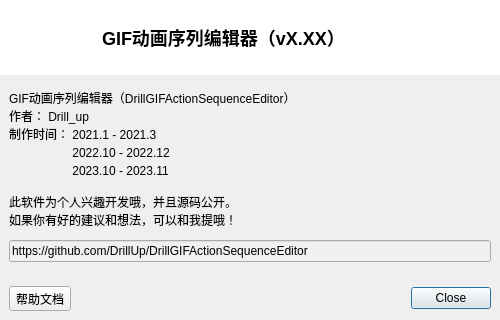
DrillUp/DrillGIFActionSequenceEditor, file DrillGIFActionSequenceEditor/Source/MainModule/about/w_SoftwareAbout.ui: the form before one commit.
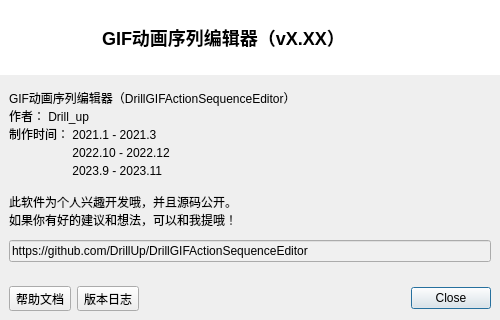
The form after the commit. Icons and pictures are not drawn.

```diff
--- a/DrillGIFActionSequenceEditor/Source/MainModule/about/w_SoftwareAbout.ui
+++ b/DrillGIFActionSequenceEditor/Source/MainModule/about/w_SoftwareAbout.ui
@@ -112,7 +112,7 @@
        <number>0</number>
       </property>
       <item row="2" column="1">
-       <layout class="QHBoxLayout" name="horizontalLayout" stretch="0,0,0">
+       <layout class="QHBoxLayout" name="horizontalLayout" stretch="0,0,0,0">
         <property name="leftMargin">
          <number>9</number>
         </property>
@@ -145,6 +145,26 @@
           </property>
          </widget>
         </item>
+        <item>
+         <widget class="QToolButton" name="toolButton_2">
+          <property name="sizePolicy">
+           <sizepolicy hsizetype="Preferred" vsizetype="Preferred">
+            <horstretch>0</horstretch>
+            <verstretch>0</verstretch>
+           </sizepolicy>
+          </property>
+          <property name="text">
+           <string>版本日志</string>
+          </property>
+          <property name="icon">
+           <iconset resource="../../../drillgifactionsequenceeditor.qrc">
+            <normaloff>:/DrillGIFActionSequenceEditor/Resources/icons/nav/Help.png</normaloff>:/DrillGIFActionSequenceEditor/Resources/icons/nav/Help.png</iconset>
+          </property>
+          <property name="toolButtonStyle">
+           <enum>Qt::ToolButtonTextBesideIcon</enum>
+          </property>
+         </widget>
+        </item>
         <item>
          <spacer name="horizontalSpacer">
           <property name="orientation">
@@ -177,7 +197,7 @@
 作者： Drill_up
 制作时间： 2021.1 - 2021.3
 　　　　　 2022.10 - 2022.12
-　　　　　 2023.10 - 2023.11
+　　　　　 2023.9 - 2023.11
 
 此软件为个人兴趣开发哦，并且源码公开。
 如果你有好的建议和想法，可以和我提哦！</string>
```
